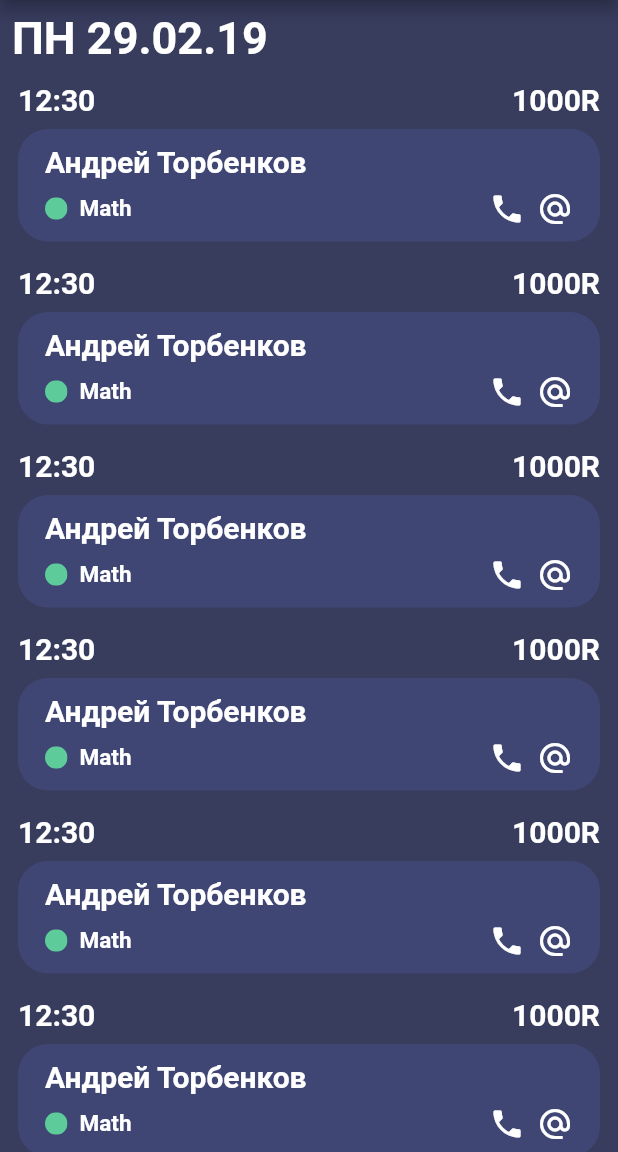
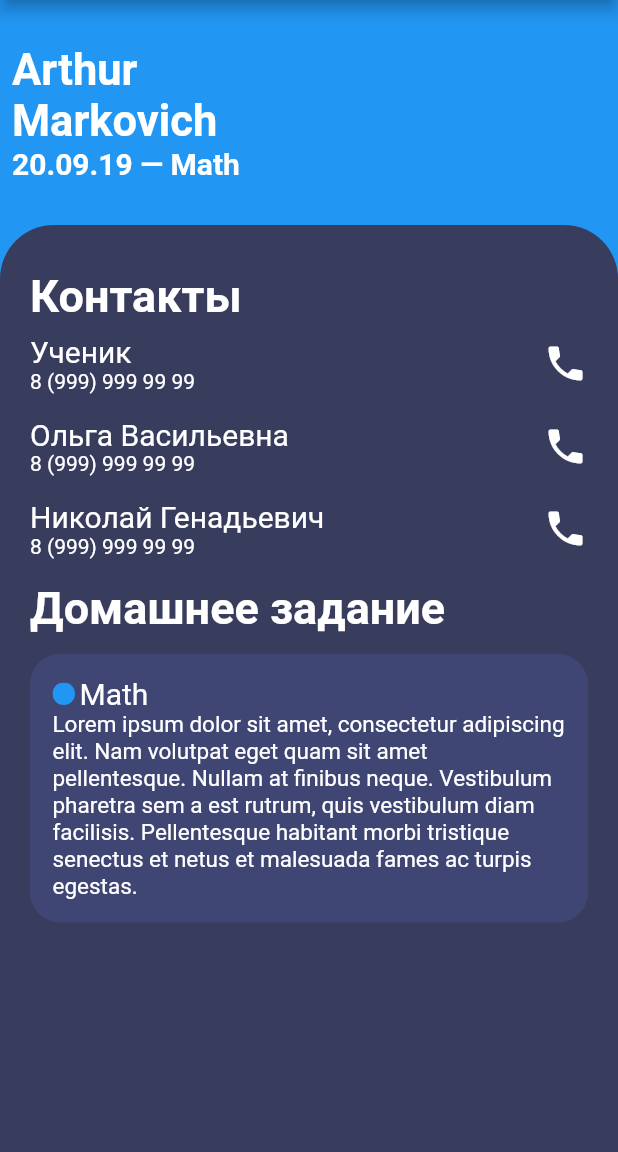
Before and after one commit to codethenpizza/tutorhelper, a Flutter app: the screen it shows after launch, on a phone screen of 412 x 824 dp, the part 84-1236 px from its top. Run offline on Flutter 3.47's test engine with Material 2 defaults, Android fonts, the light colour scheme and no system bars.

Commit message:
Add widgets folder; Add class card to a widget folder; Add single class screen;

```diff
--- a/lib/main.dart
+++ b/lib/main.dart
@@ -90,7 +90,7 @@ class _MyHomePageState extends State<MyHomePage> {
           ],
         ),
       ),
-      body: ClassesList()
+      body: ClassP()
 
 //          Column(
 //            children: <Widget>[
--- a/lib/screens/Class.dart
+++ b/lib/screens/Class.dart
@@ -1,102 +1,175 @@
 import 'package:flutter/material.dart';
 
-class Class extends StatefulWidget {
+class ClassP extends StatefulWidget {
   @override
-  State createState() => ClassState();
+  State createState() => ClassPState();
 }
 
-class ClassState extends State<Class> {
+class ClassPState extends State<ClassP> {
   @override
   Widget build(BuildContext context) {
-    return ClassCard();
+    return ClassPCard();
   }
 }
 
-class ClassCard extends StatelessWidget {
+class ClassPCard extends StatelessWidget {
   @override
   Widget build(BuildContext context) {
-    return Card(
-        color: Color(0x005dcb9a),
-        borderOnForeground: false,
-        elevation: 0,
+    return Scaffold(
+      body: SingleChildScrollView(
         child: Column(
-//        mainAxisAlignment: MainAxisAlignment.start,
+//          children: <Widget>[ClassTopPart(), HomeScreenBottomPart()],
+          children: <Widget>[ClassTopPart(),], //add bottom here
+        ),
+      ),
+    );
+  }
+}
+
+class ClassTopPart extends StatelessWidget {
+  @override
+  Widget build(BuildContext context) {
+    return new Container(
+      child: Column(
+        children: <Widget>[
+          Container(
+            height: 150,
+            width: MediaQuery.of(context).size.width,
+            color: Colors.blue,
+            child: Padding(
+              padding: const EdgeInsets.all(8.0),
+              child: Column(
+                crossAxisAlignment: CrossAxisAlignment.start,
+                mainAxisAlignment: MainAxisAlignment.center,
+                children: <Widget>[
+                  Text('Arthur\nMarkovich',style: TextStyle(fontSize: 29, fontWeight: FontWeight.bold, color: Colors.white), ),
+                  Text('20.09.19 — Math', style: TextStyle(fontSize: 20, fontWeight: FontWeight.bold, color: Colors.white),),
+                ],
+              ),
+            ),
+          ),
+          Container(
+            color: Colors.blue,
+            width: MediaQuery.of(context).size.width,
+            child: Padding(
+              padding: const EdgeInsets.only(top: 0.0),
+              child: Container(
+                constraints: BoxConstraints(minHeight: MediaQuery.of(context).size.height, ),
+                decoration: BoxDecoration(
+                    color: Color(0xFF383c5d), //card color
+                    borderRadius: BorderRadius.only(
+                        topLeft: Radius.circular(36.0),
+                        topRight: Radius.circular( 36.0)
+                    )
+                ),
+                child: Padding(
+                  padding: const EdgeInsets.only(top: 30.0, left: 20, right: 20, bottom: 40),
+                  child: Column(
+                    crossAxisAlignment: CrossAxisAlignment.start,
+                    children: <Widget>[
+                        Column( //contacts
+                          crossAxisAlignment: CrossAxisAlignment.start,
+                          children: <Widget>[
+                            Text('Контакты', style: TextStyle(fontSize: 30, fontWeight: FontWeight.w600,color: Colors.white),),
+                            Padding(
+                              padding: const EdgeInsets.only(top: 8.0, bottom: 8),
+                              child: Row(
+                                mainAxisAlignment: MainAxisAlignment.spaceBetween,
+                                children: <Widget>[
+                                  Column(
+                                    crossAxisAlignment: CrossAxisAlignment.start,
+                                    children: <Widget>[
+                                      Text('Ученик', style: TextStyle(fontSize: 20,color: Colors.white),),
+                                      Text('8 (999) 999 99 99', style: TextStyle(color: Colors.white),),
+                                    ],
+                                  ),
+                                  Icon(Icons.phone,color: Colors.white,size: 30,)
+                                ],
+                              ),
+                            ),
+                            Padding(
+                              padding: const EdgeInsets.only(top: 8.0, bottom: 8),
+                              child: Row(
+                                mainAxisAlignment: MainAxisAlignment.spaceBetween,
+                                children: <Widget>[
+                                  Column(
+                                    crossAxisAlignment: CrossAxisAlignment.start,
+                                    children: <Widget>[
+                                      Text('Ольга Васильевна', style: TextStyle(fontSize: 20,color: Colors.white),),
+                                      Text('8 (999) 999 99 99', style: TextStyle(color: Colors.white),),
+                                    ],
+                                  ),
+                                  Icon(Icons.phone,color: Colors.white,size: 30,)
+                                ],
+                              ),
+                            ),
+                            Padding(
+                              padding: const EdgeInsets.only(top: 8.0, bottom: 8),
+                              child: Row(
+                                mainAxisAlignment: MainAxisAlignment.spaceBetween,
+                                children: <Widget>[
+                                  Column(
+                                    crossAxisAlignment: CrossAxisAlignment.start,
+                                    children: <Widget>[
+                                      Text('Николай Генадьевич', style: TextStyle(fontSize: 20,color: Colors.white),),
+                                      Text('8 (999) 999 99 99', style: TextStyle(color: Colors.white),),
+                                    ],
+                                  ),
+                                  Icon(Icons.phone,color: Colors.white,size: 30,)
+                                ],
+                              ),
+                            ),
+
+                          ],
+                        ),
+                        Column( //homework
                           crossAxisAlignment: CrossAxisAlignment.start,
                           children: <Widget>[
                             Padding(
-            padding: const EdgeInsets.only(left: 8.0, right: 8.0),
-            child: Row(
-              mainAxisAlignment: MainAxisAlignment.spaceBetween,
-              children: <Widget>[
-                Text('12:30', style: TextStyle(fontSize: 20,color: Colors.white, fontWeight: FontWeight.bold),),
-                Text('1000R', style: TextStyle(fontSize: 20,color: Colors.white, fontWeight: FontWeight.bold),),
-              ],
-            )
+                              padding: const EdgeInsets.only(top: 8.0, bottom: 13),
+                              child: Text('Домашнее задание', style: TextStyle(fontSize: 30, fontWeight: FontWeight.w600,color: Colors.white),),
                             ),
-          Padding(
-            padding: const EdgeInsets.all(8.0),
-            child: Container(
+                            Container(
+//                              color: Colors.blue,
                               decoration: BoxDecoration(
-                color: Color(0xFF3f4674),
-                borderRadius: BorderRadius.circular(20),
-              ),
+                                borderRadius: BorderRadius.circular(20.0),
+                                color: Color(0xFF3f4674) //homework card color
+                                ,),
                               child: Padding(
-                padding: const EdgeInsets.all(10.0),
+                                padding: const EdgeInsets.all(15.0),
                                 child: Column(
                                   crossAxisAlignment: CrossAxisAlignment.start,
-                  children: <Widget>[
-                    Padding(
-                        padding: const EdgeInsets.only(left: 8.0),
-                        child: Row(
-                          children: <Widget>[
-
-                            Text('Андрей Торбенков', style: TextStyle(fontSize: 20, fontWeight: FontWeight.bold, color: Colors.white),),
-                          ],
-                        )
-                    ),
-                    SizedBox(
-                      width: 20,
-                    ),
-                    Padding(
-                      padding: const EdgeInsets.only(left: 8.0, right: 8.0, top: 8.0),
-                      child: Row(
-                        mainAxisAlignment: MainAxisAlignment.spaceBetween,
                                   children: <Widget>[
                                     Row(
                                     children: <Widget>[
                                       ClipRRect(borderRadius: BorderRadius.circular(50),
-                                child: Container(height: 15,width: 15, color: Color(0xFF5dcb9a),),),
+                                        child: Container(height: 15,width: 15, color: Colors.blue,),),
                                       Padding(
-                                padding: const EdgeInsets.only(left: 8.0),
-                                child: Text('Math', style: TextStyle(color:Colors.white, fontWeight: FontWeight.bold, fontSize: 15),),
+                                        padding: const EdgeInsets.only(left: 3.0),
+                                        child: Text('Math', style: TextStyle(color: Colors.white, fontSize: 20),),
                                       ),
                                     ],
                                     ),
-
-                          Row(
-                            children: <Widget>[
-                              Padding(
-                                padding: const EdgeInsets.only(left: 8.0),
-                                child: Icon(Icons.phone, color: Colors.white,),
+                                    Text('Lorem ipsum dolor sit amet, consectetur adipiscing elit. '
+                                        'Nam volutpat eget quam sit amet pellentesque. Nullam at finibus neque. '
+                                        'Vestibulum pharetra sem a est rutrum, quis vestibulum diam facilisis. '
+                                        'Pellentesque habitant morbi tristique senectus et netus et '
+                                        'malesuada fames ac turpis egestas.',  style: TextStyle(color: Colors.white,fontSize: 15),)                                ],
                                 ),
-                              Padding(
-                                padding: const EdgeInsets.only(left: 8.0),
-                                child: Icon(Icons.alternate_email, color: Colors.white),
                               ),
+                            )
                           ],
                         )
 
-                        ],
-                      ),
-                    )
+
                     ],
                   ),
                 ),
               ),
             ),
+          )
         ],
       )
-
 
     );
   }
--- a/lib/screens/ClassesList.dart
+++ b/lib/screens/ClassesList.dart
@@ -1,6 +1,6 @@
 import 'package:flutter/material.dart';
 
-import 'Class.dart';
+import 'package:tutor_helper/widgets/Card.dart';
 
 class ClassesList extends StatefulWidget{
 
--- /dev/null
+++ b/lib/widgets/Card.dart
@@ -0,0 +1,103 @@
+import 'package:flutter/material.dart';
+
+class Class extends StatefulWidget {
+  @override
+  State createState() => ClassState();
+}
+
+class ClassState extends State<Class> {
+  @override
+  Widget build(BuildContext context) {
+    return ClassCard();
+  }
+}
+
+class ClassCard extends StatelessWidget {
+  @override
+  Widget build(BuildContext context) {
+    return Card(
+        color: Color(0x005dcb9a),
+        borderOnForeground: false,
+        elevation: 0,
+        child: Column(
+//        mainAxisAlignment: MainAxisAlignment.start,
+          crossAxisAlignment: CrossAxisAlignment.start,
+          children: <Widget>[
+            Padding(
+                padding: const EdgeInsets.only(left: 8.0, right: 8.0),
+                child: Row(
+                  mainAxisAlignment: MainAxisAlignment.spaceBetween,
+                  children: <Widget>[
+                    Text('12:30', style: TextStyle(fontSize: 20,color: Colors.white, fontWeight: FontWeight.bold),),
+                    Text('1000R', style: TextStyle(fontSize: 20,color: Colors.white, fontWeight: FontWeight.bold),),
+                  ],
+                )
+            ),
+            Padding(
+              padding: const EdgeInsets.all(8.0),
+              child: Container(
+                decoration: BoxDecoration(
+                  color: Color(0xFF3f4674),
+                  borderRadius: BorderRadius.circular(20),
+                ),
+                child: Padding(
+                  padding: const EdgeInsets.all(10.0),
+                  child: Column(
+                    crossAxisAlignment: CrossAxisAlignment.start,
+                    children: <Widget>[
+                      Padding(
+                          padding: const EdgeInsets.only(left: 8.0),
+                          child: Row(
+                            children: <Widget>[
+
+                              Text('Андрей Торбенков', style: TextStyle(fontSize: 20, fontWeight: FontWeight.bold, color: Colors.white),),
+                            ],
+                          )
+                      ),
+                      SizedBox(
+                        width: 20,
+                      ),
+                      Padding(
+                        padding: const EdgeInsets.only(left: 8.0, right: 8.0, top: 8.0),
+                        child: Row(
+                          mainAxisAlignment: MainAxisAlignment.spaceBetween,
+                          children: <Widget>[
+                            Row(
+                              children: <Widget>[
+                                ClipRRect(borderRadius: BorderRadius.circular(50),
+                                  child: Container(height: 15,width: 15, color: Color(0xFF5dcb9a),),),
+                                Padding(
+                                  padding: const EdgeInsets.only(left: 8.0),
+                                  child: Text('Math', style: TextStyle(color:Colors.white, fontWeight: FontWeight.bold, fontSize: 15),),
+                                ),
+                              ],
+                            ),
+
+                            Row(
+                              children: <Widget>[
+                                Padding(
+                                  padding: const EdgeInsets.only(left: 8.0),
+                                  child: Icon(Icons.phone, color: Colors.white,),
+                                ),
+                                Padding(
+                                  padding: const EdgeInsets.only(left: 8.0),
+                                  child: Icon(Icons.alternate_email, color: Colors.white),
+                                ),
+                              ],
+                            )
+
+                          ],
+                        ),
+                      )
+                    ],
+                  ),
+                ),
+              ),
+            ),
+          ],
+        )
+
+
+    );
+  }
+}
```
Lines whose indentation alone changed are shown as unchanged.
